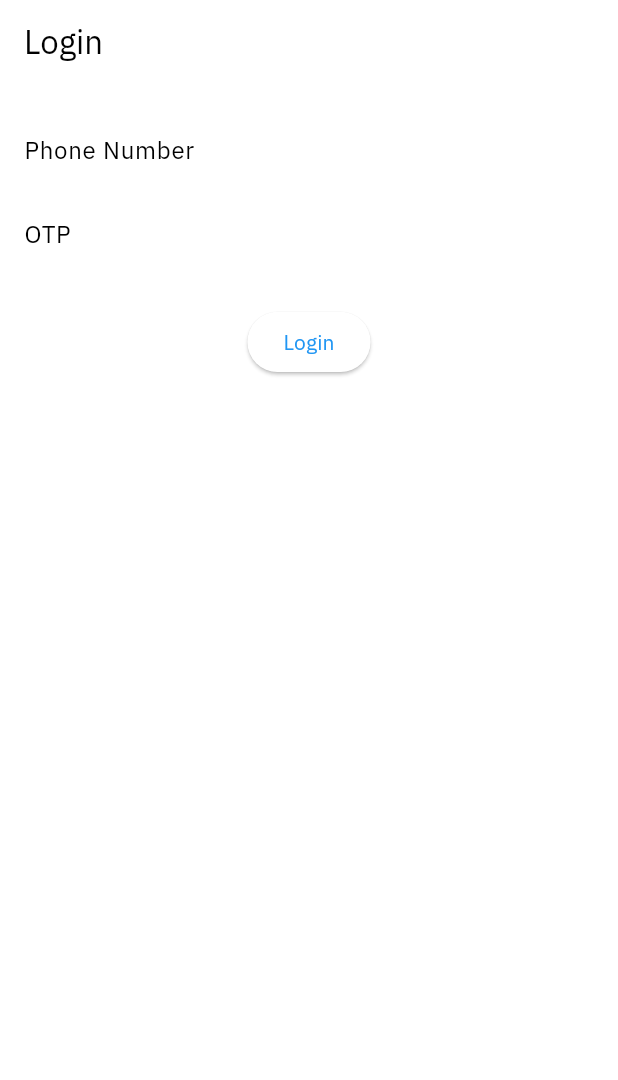
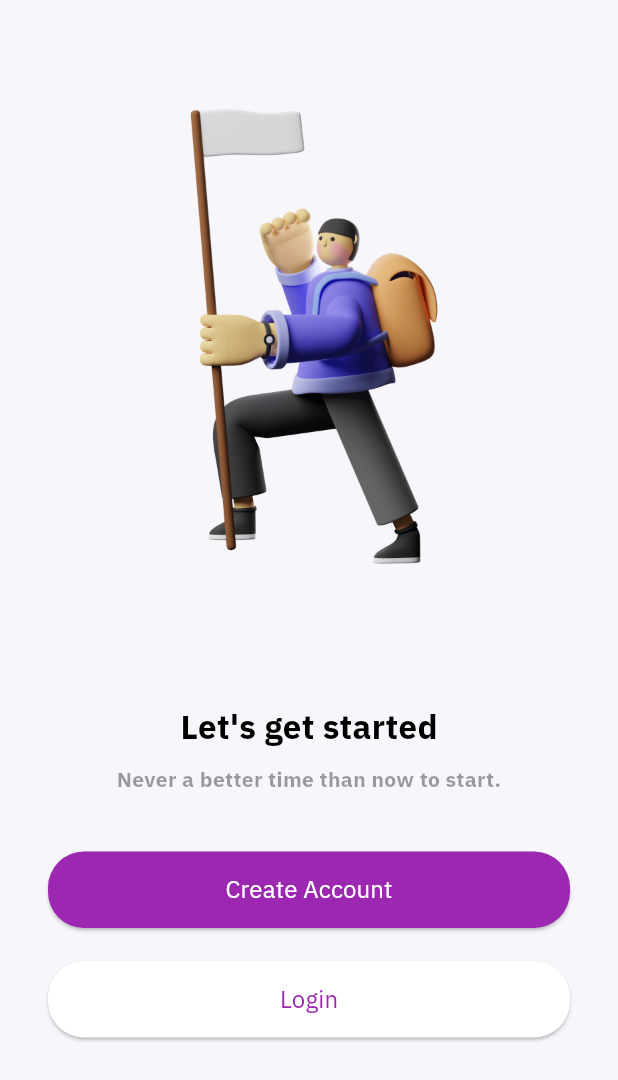
Before and after one commit to rebhyy/Youbloom-Assignement, a Flutter app: the screen it shows after launch, on a phone screen of 412 x 824 dp. Shown: the top 1080 px of the screen. Run offline on Flutter 3.47's test engine with Material 3 defaults, Android fonts, the phone set to English and light mode, and no system bars; drawn by our look-alikes of oktoast; our stand-ins replace auto_route, dio, equatable, floor, flutter_bloc, get_it and 3 more; missing offline and left inert: awesome_dio_interceptor; accounts and stored records are empty; generated files the repository leaves out were written again; statements that could not run were skipped.

Commit message:
Improved Login Sequence UI

```diff
--- a/lib/src/presentation/views/login_page.dart
+++ b/lib/src/presentation/views/login_page.dart
@@ -1,52 +1,104 @@
 import 'package:flutter/material.dart';
-import 'package:flutter_bloc/flutter_bloc.dart';
-import 'package:auto_route/auto_route.dart'; // Import AutoRoute package
-import '../cubits/login/login_cubit.dart';
-import '../../config/router/app_router.dart';
+import 'register.dart'; // Import the Register page
 
-class LoginPage extends StatelessWidget {
+class LoginPage extends StatefulWidget {
+  const LoginPage({Key? key}) : super(key: key);
+
+  @override
+  _LoginPageState createState() => _LoginPageState();
+}
+
+class _LoginPageState extends State<LoginPage> {
   @override
   Widget build(BuildContext context) {
     return Scaffold(
-      appBar: AppBar(title: Text('Login')),
-      body: BlocProvider(
-        create: (_) => LoginCubit(),
-        child: BlocConsumer<LoginCubit, LoginStatus>(
-          listener: (context, state) {
-            if (state == LoginStatus.success) {
-              context.router
-                  .replace(MainPageRoute()); // Use auto_route's navigation
-            } else if (state == LoginStatus.failure) {
-              ScaffoldMessenger.of(context).showSnackBar(
-                SnackBar(content: Text('Login Failed')),
-              );
-            }
-          },
-          builder: (context, state) {
-            if (state == LoginStatus.loading) {
-              return Center(child: CircularProgressIndicator());
-            }
-            return Padding(
-              padding: const EdgeInsets.all(16.0),
-              child: Column(
-                children: [
-                  TextField(
-                    decoration: InputDecoration(labelText: 'Phone Number'),
+      resizeToAvoidBottomInset: false,
+      backgroundColor: Color(0xfff7f6fb),
+      body: SafeArea(
+        child: Padding(
+          padding: EdgeInsets.symmetric(vertical: 24, horizontal: 32),
+          child: Column(
+            children: [
+              Image.asset(
+                'assets/images/illustration-1.png',
+                width: 240,
+              ),
+              SizedBox(height: 18),
+              Text(
+                "Let's get started",
+                style: TextStyle(
+                  fontSize: 22,
+                  fontWeight: FontWeight.bold,
+                ),
+              ),
+              SizedBox(height: 10),
+              Text(
+                "Never a better time than now to start.",
+                style: TextStyle(
+                  fontSize: 14,
+                  fontWeight: FontWeight.bold,
+                  color: Colors.black38,
+                ),
+                textAlign: TextAlign.center,
+              ),
+              SizedBox(height: 38),
+              SizedBox(
+                width: double.infinity,
+                child: ElevatedButton(
+                  onPressed: () {
+                    Navigator.of(context).push(
+                      MaterialPageRoute(builder: (context) => Register()),
+                    );
+                  },
+                  style: ButtonStyle(
+                    foregroundColor:
+                        MaterialStateProperty.all<Color>(Colors.white),
+                    backgroundColor:
+                        MaterialStateProperty.all<Color>(Colors.purple),
+                    shape: MaterialStateProperty.all<RoundedRectangleBorder>(
+                      RoundedRectangleBorder(
+                        borderRadius: BorderRadius.circular(24.0),
+                      ),
+                    ),
                   ),
-                  TextField(
-                    decoration: InputDecoration(labelText: 'OTP'),
+                  child: Padding(
+                    padding: EdgeInsets.all(14.0),
+                    child: Text(
+                      'Create Account',
+                      style: TextStyle(fontSize: 16),
+                    ),
                   ),
-                  SizedBox(height: 20),
-                  ElevatedButton(
-                    onPressed: () {
-                      context.read<LoginCubit>().login("123456", "1234");
-                    },
-                    child: Text('Login'),
+                ),
+              ),
+              SizedBox(height: 22),
+              SizedBox(
+                width: double.infinity,
+                child: ElevatedButton(
+                  onPressed: () {
+                    // Add any login action here if needed
+                  },
+                  style: ButtonStyle(
+                    foregroundColor:
+                        MaterialStateProperty.all<Color>(Colors.purple),
+                    backgroundColor:
+                        MaterialStateProperty.all<Color>(Colors.white),
+                    shape: MaterialStateProperty.all<RoundedRectangleBorder>(
+                      RoundedRectangleBorder(
+                        borderRadius: BorderRadius.circular(24.0),
+                      ),
+                    ),
                   ),
-                ],
+                  child: Padding(
+                    padding: EdgeInsets.all(14.0),
+                    child: Text(
+                      'Login',
+                      style: TextStyle(fontSize: 16),
+                    ),
+                  ),
+                ),
               ),
-            );
-          },
+            ],
+          ),
         ),
       ),
     );
--- a/pubspec.yaml
+++ b/pubspec.yaml
@@ -44,6 +44,9 @@ dev_dependencies:
 flutter:
   uses-material-design: true
 
+  assets:
+    - assets/images/
+
   fonts:
     - family: Butler
       fonts:
```
Also changed, not shown: lib/src/presentation/cubits/login/auth_cubit.dart (added, +20 -0 lines), lib/src/presentation/views/otp.dart (added, +169 -0 lines), lib/src/presentation/views/register.dart (added, +152 -0 lines), assets/images/illustration-1.png (added), assets/images/illustration-2.png (added), assets/images/illustration-3.png (added).
